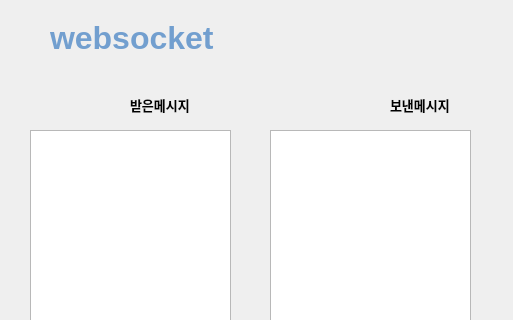
Before: the Qt Designer form yujin_websocket/mainwindow.ui in msun98/order_picing_websocket, drawn with Qt 5; both pictures show x 0 to 513 and y 0 to 320 of the 513 by 600 pixel window.
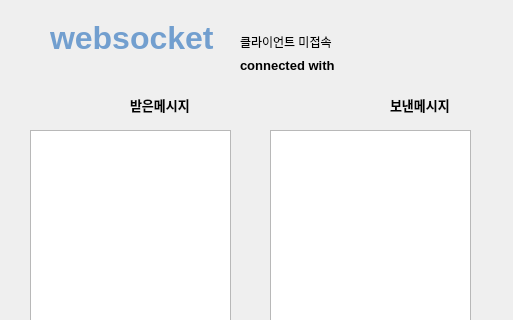
After: the same form once the commit is applied. Icons and pictures are not drawn.

Patch:
```diff
--- a/yujin_websocket/mainwindow.ui
+++ b/yujin_websocket/mainwindow.ui
@@ -50,7 +50,7 @@
      </rect>
     </property>
     <property name="text">
-     <string/>
+     <string>클라이언트 미접속</string>
     </property>
    </widget>
    <widget class="QTextEdit" name="te_send_msg">
@@ -136,6 +136,22 @@
      <enum>Qt::RichText</enum>
     </property>
    </widget>
+   <widget class="QLabel" name="la_connection_check">
+    <property name="geometry">
+     <rect>
+      <x>240</x>
+      <y>50</y>
+      <width>221</width>
+      <height>31</height>
+     </rect>
+    </property>
+    <property name="text">
+     <string>&lt;html&gt;&lt;head/&gt;&lt;body&gt;&lt;p&gt;&lt;span style=&quot; font-size:10pt; font-weight:600;&quot;&gt;connected with&lt;/span&gt;&lt;/p&gt;&lt;/body&gt;&lt;/html&gt;</string>
+    </property>
+    <property name="textFormat">
+     <enum>Qt::RichText</enum>
+    </property>
+   </widget>
   </widget>
   <widget class="QMenuBar" name="menubar">
    <property name="geometry">
```
